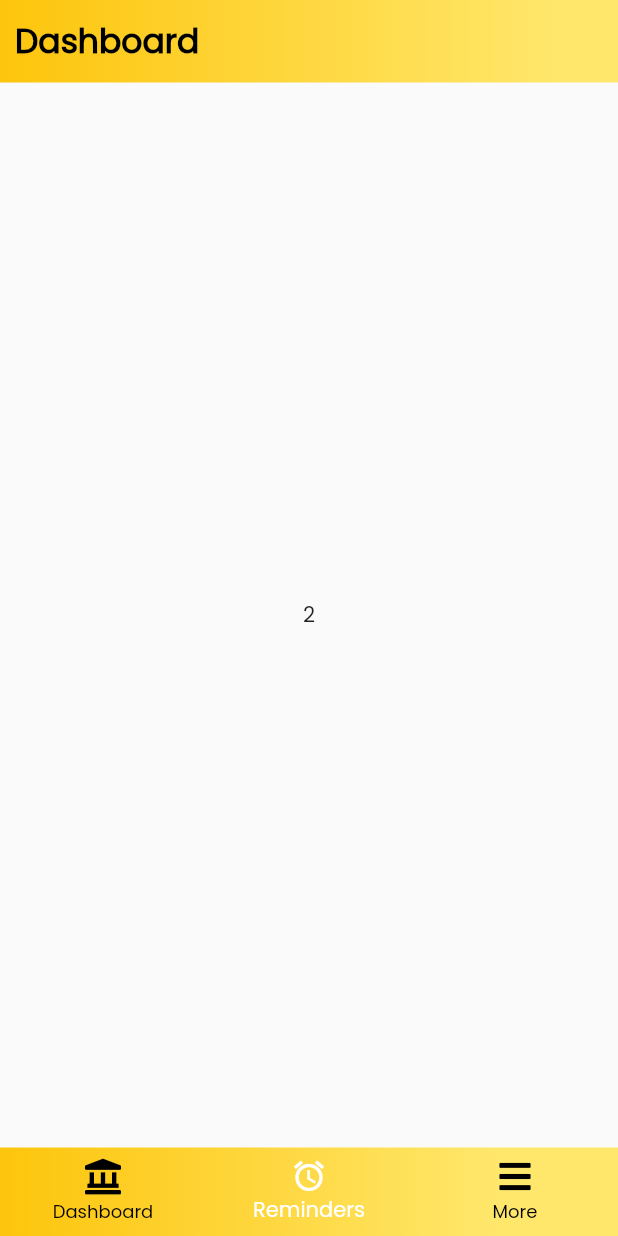
After one commit to it19951386/BOC_Mobile_App, a Flutter app: the screen it shows after launch, item 2 of the bottom bar chosen, on a phone screen of 412 x 824 dp. The commit adds this screen. Run offline on Flutter 3.47's test engine with Material 2 defaults, Android fonts, the phone set to English and light mode, and no system bars; our stand-ins replace font_awesome_flutter.

Commit message:
Configure navigation bar

```diff
--- a/lib/main.dart
+++ b/lib/main.dart
@@ -1,6 +1,9 @@
 import 'package:flutter/material.dart';
 import 'package:boc_mobile_app/screens/pasindu/customAppBar.dart';
 import 'package:boc_mobile_app/screens/pasindu/customBottomNavigationBar.dart';
+import 'package:font_awesome_flutter/font_awesome_flutter.dart';
+import 'package:boc_mobile_app/screens/pasindu/test.dart';
+
 void main() {
   runApp(MyApp());
 }
@@ -31,14 +34,57 @@ class MyHomePage extends StatefulWidget {
 }
 
 class _MyHomePageState extends State<MyHomePage> {
+  int _currentIndex = 0;
+  final List _children = [Test1(), Test2(), Test3()];
   @override
   Widget build(BuildContext context) {
     return Scaffold(
       appBar: customAppBar(appBarTitle: 'Dashboard'),
-      body: Center(
-        child: Text("Hello World"),
+      body: _children[_currentIndex],
+      bottomNavigationBar: Container(
+        decoration: BoxDecoration(
+          gradient: LinearGradient(
+            colors: [
+              Color.fromARGB(255, 253, 197, 12),
+              Color.fromARGB(255, 255, 231, 107)
+            ],
+            begin: Alignment.topLeft,
+            end: Alignment.topRight,
+            stops: [0.0, 0.8],
+            tileMode: TileMode.clamp,
+          ),
+        ),
+        child: BottomNavigationBar(
+          currentIndex: _currentIndex,
+          onTap: onTabTapped,
+          showUnselectedLabels: true,
+          backgroundColor: Colors.transparent,
+          type: BottomNavigationBarType.fixed,
+          elevation: 0,
+          unselectedItemColor: Colors.black,
+          selectedItemColor: Colors.white,
+          items: const <BottomNavigationBarItem>[
+            BottomNavigationBarItem(
+              icon: FaIcon(FontAwesomeIcons.landmark),
+              label: 'Dashboard',
+            ),
+            BottomNavigationBarItem(
+              icon: Icon(Icons.access_alarms),
+              label: 'Reminders',
+            ),
+            BottomNavigationBarItem(
+              icon: FaIcon(FontAwesomeIcons.bars),
+              label: 'More',
+            ),
+          ],
+        ),
       ),
-      bottomNavigationBar:bottomNavBar(),
     );
   }
+
+  void onTabTapped(int index) {
+    setState(() {
+      _currentIndex = index;
+    });
+  }
 }
--- /dev/null
+++ b/lib/screens/pasindu/test.dart
@@ -0,0 +1,40 @@
+import 'package:flutter/material.dart';
+
+class Test1 extends StatelessWidget {
+  const Test1({Key? key}) : super(key: key);
+
+  @override
+  Widget build(BuildContext context) {
+    return Container(
+      child: Center(
+        child: Text("1"),
+      ),
+    );
+  }
+}
+
+class Test2 extends StatelessWidget {
+  const Test2({Key? key}) : super(key: key);
+
+  @override
+  Widget build(BuildContext context) {
+    return Container(
+      child: Center(
+        child: Text("2"),
+      ),
+    );
+  }
+}
+
+class Test3 extends StatelessWidget {
+  const Test3({Key? key}) : super(key: key);
+
+  @override
+  Widget build(BuildContext context) {
+    return Container(
+      child: Center(
+        child: Text("3"),
+      ),
+    );
+  }
+}
```
Also changed, not shown: lib/screens/pasindu/customBottomNavigationBar.dart (deleted, +0 -45 lines).
